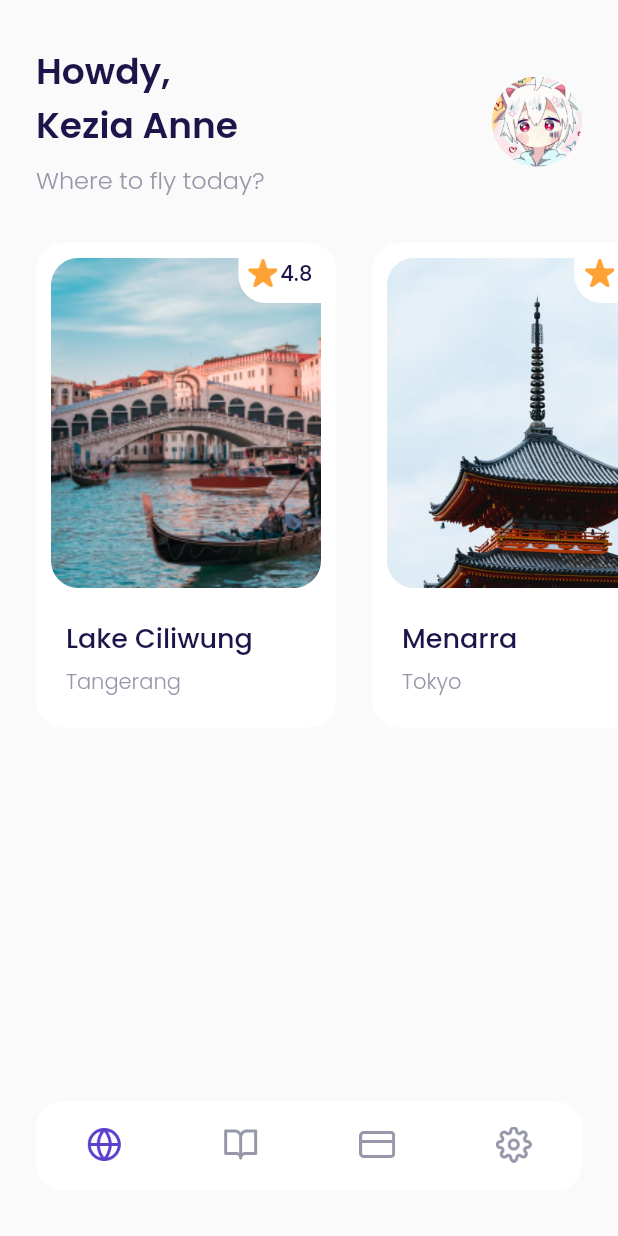
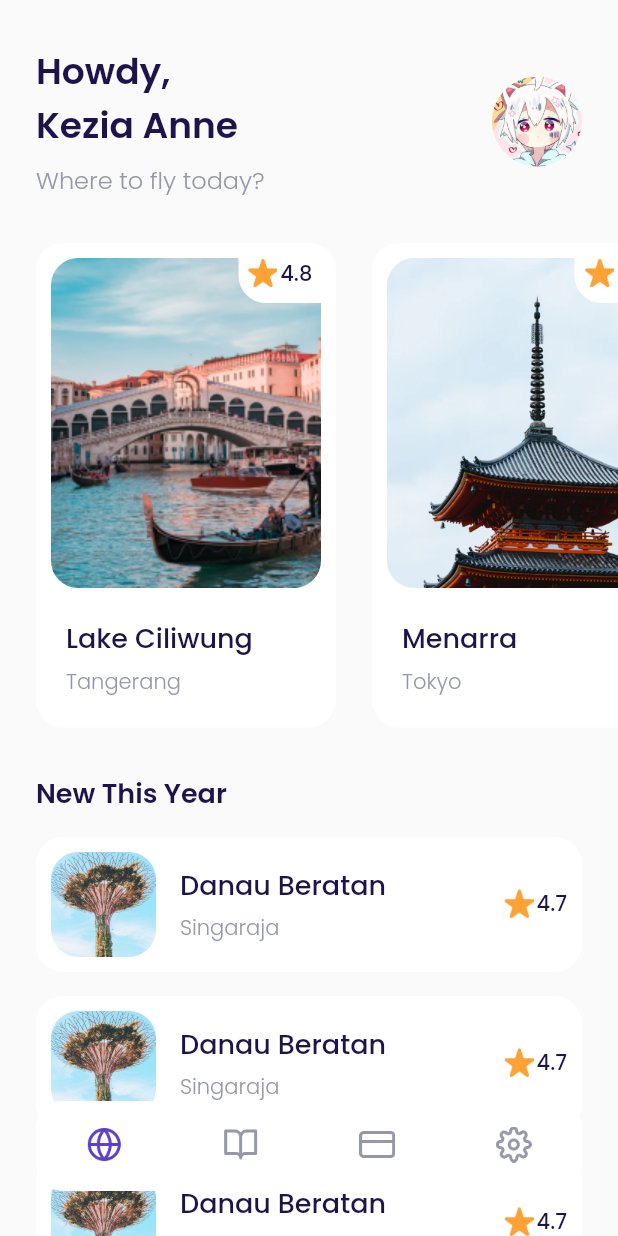
Before and after one commit to Gladiuzz/airplane, a Flutter app: the MainPage screen opened by its route, on a phone screen of 412 x 824 dp. Run offline on Flutter 3.47's test engine with Material 2 defaults, Android fonts, the phone set to English and light mode, and no system bars; our stand-ins replace google_fonts.

Commit message:
finishing home page and add detail page

```diff
--- a/lib/ui/pages/home_page.dart
+++ b/lib/ui/pages/home_page.dart
@@ -1,5 +1,6 @@
 import 'package:airplane/shared/theme.dart';
 import 'package:airplane/ui/widgets/destination_card.dart';
+import 'package:airplane/ui/widgets/destination_tile.dart';
 import 'package:flutter/material.dart';
 
 class HomePage extends StatefulWidget {
@@ -90,10 +91,58 @@ class _HomePageState extends State<HomePage> {
       );
     }
 
+    Widget newDestinations() {
+      return Container(
+        margin: EdgeInsets.only(
+          top: 30,
+          left: defaultMargin,
+          right: defaultMargin,
+          bottom: 100,
+        ),
+        child: Column(
+          crossAxisAlignment: CrossAxisAlignment.start,
+          children: <Widget>[
+            Text(
+              'New This Year',
+              style: blackTextStyle.copyWith(
+                fontSize: 18,
+                fontWeight: semiBold,
+              ),
+            ),
+            DestinationTile(
+              city: 'Singaraja',
+              title: 'Danau Beratan',
+              imgUrl: 'assets/img_destination5.png',
+              rating: 4.7,
+            ),
+            DestinationTile(
+              city: 'Singaraja',
+              title: 'Danau Beratan',
+              imgUrl: 'assets/img_destination5.png',
+              rating: 4.7,
+            ),
+            DestinationTile(
+              city: 'Singaraja',
+              title: 'Danau Beratan',
+              imgUrl: 'assets/img_destination5.png',
+              rating: 4.7,
+            ),
+            DestinationTile(
+              city: 'Singaraja',
+              title: 'Danau Beratan',
+              imgUrl: 'assets/img_destination5.png',
+              rating: 4.7,
+            ),
+          ],
+        ),
+      );
+    }
+
     return ListView(
       children: <Widget>[
         header(),
         popularDestination(),
+        newDestinations(),
       ],
     );
   }
--- a/lib/ui/widgets/destination_card.dart
+++ b/lib/ui/widgets/destination_card.dart
@@ -1,4 +1,5 @@
 import 'package:airplane/shared/theme.dart';
+import 'package:airplane/ui/pages/detail_page.dart';
 import 'package:flutter/material.dart';
 
 class DestinationCard extends StatelessWidget {
@@ -16,7 +17,16 @@ class DestinationCard extends StatelessWidget {
 
   @override
   Widget build(BuildContext context) {
-    return Container(
+    return GestureDetector(
+      onTap: () {
+        Navigator.push(
+          context,
+          MaterialPageRoute(
+            builder: (context) => const DetailPage(),
+          ),
+        );
+      },
+      child: Container(
         width: 200,
         height: 323,
         margin: EdgeInsets.only(left: defaultMargin),
@@ -81,8 +91,8 @@ class DestinationCard extends StatelessWidget {
                 children: [
                   Text(
                     title,
-                  style:
-                      blackTextStyle.copyWith(fontSize: 18, fontWeight: medium),
+                    style: blackTextStyle.copyWith(
+                        fontSize: 18, fontWeight: medium),
                   ),
                   SizedBox(
                     height: 5,
@@ -98,6 +108,7 @@ class DestinationCard extends StatelessWidget {
             )
           ],
         ),
+      ),
     );
   }
 }
--- /dev/null
+++ b/lib/ui/widgets/destination_tile.dart
@@ -0,0 +1,87 @@
+import 'package:airplane/shared/theme.dart';
+import 'package:flutter/material.dart';
+
+class DestinationTile extends StatelessWidget {
+  final String title;
+  final String city;
+  final String imgUrl;
+  final double rating;
+
+  const DestinationTile({
+    Key? key,
+    required this.title,
+    required this.city,
+    required this.imgUrl,
+    this.rating = 0.0,
+  }) : super(key: key);
+
+  @override
+  Widget build(BuildContext context) {
+    return Container(
+      margin: EdgeInsets.only(top: 16),
+      padding: EdgeInsets.all(10),
+      decoration: BoxDecoration(
+        color: kWhiteColor,
+        borderRadius: BorderRadius.circular(18),
+      ),
+      child: Row(
+        children: <Widget>[
+          Container(
+            width: 70,
+            height: 70,
+            margin: EdgeInsets.only(right: 16),
+            decoration: BoxDecoration(
+                borderRadius: BorderRadius.circular(18),
+                image: DecorationImage(
+                    fit: BoxFit.cover, image: AssetImage(imgUrl))),
+          ),
+          Expanded(
+            child: Column(
+              crossAxisAlignment: CrossAxisAlignment.start,
+              children: <Widget>[
+                Text(
+                  title,
+                  style: blackTextStyle.copyWith(
+                    fontSize: 18,
+                    fontWeight: medium,
+                  ),
+                ),
+                SizedBox(
+                  height: 5,
+                ),
+                Text(
+                  city,
+                  style: greyTextStyle.copyWith(
+                    fontWeight: light,
+                  ),
+                ),
+              ],
+            ),
+          ),
+          Row(
+            mainAxisAlignment: MainAxisAlignment.center,
+            crossAxisAlignment: CrossAxisAlignment.start,
+            children: <Widget>[
+              Container(
+                width: 20,
+                height: 20,
+                margin: EdgeInsets.only(right: 2),
+                decoration: BoxDecoration(
+                  image: DecorationImage(
+                    image: AssetImage('assets/icon_star.png'),
+                  ),
+                ),
+              ),
+              Text(
+                rating.toString(),
+                style: blackTextStyle.copyWith(
+                  fontWeight: medium,
+                ),
+              )
+            ],
+          )
+        ],
+      ),
+    );
+  }
+}
```
Also changed, not shown: lib/ui/pages/detail_page.dart (added, +169 -0 lines). Lines whose indentation alone changed are shown as unchanged.
